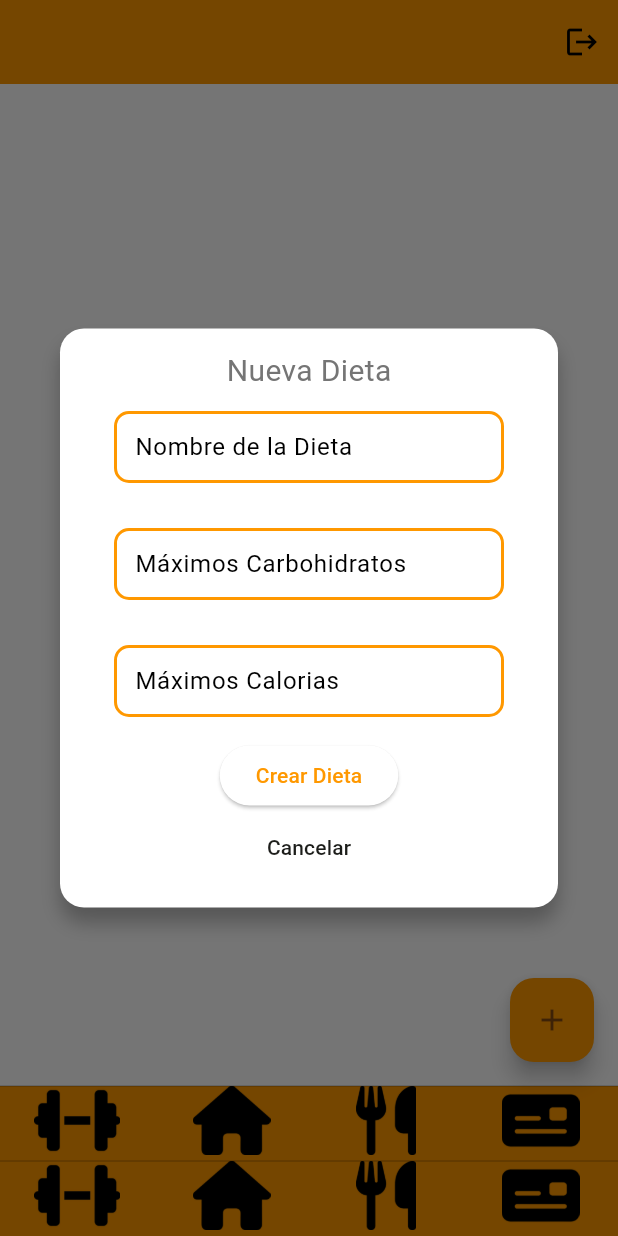
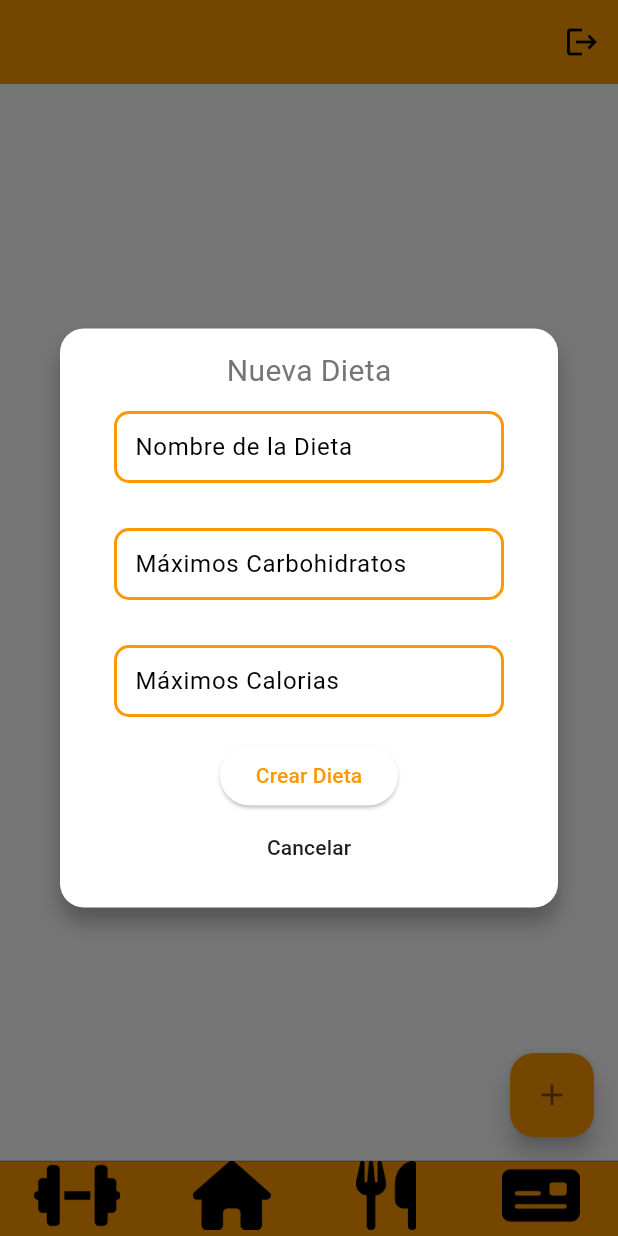
Before and after one commit to FranCannepa/fitsolutions, a Flutter app: the HomeScreen screen opened by its route, item 3 of the bottom bar chosen, after a tap on the "add" icon, on a phone screen of 412 x 824 dp. Run offline on Flutter 3.47's test engine with Material 3 defaults, Android fonts, the phone set to English and light mode, and no system bars; our stand-ins replace cloud_firestore, firebase_auth, firebase_core, firebase_messaging, firebase_storage, flutter_local_notifications and 5 more; accounts and stored records are empty.

Commit message:
Fixes to homescreen

```diff
--- a/lib/Screens/Dietas/dietas_screen.dart
+++ b/lib/Screens/Dietas/dietas_screen.dart
@@ -28,9 +28,9 @@ class _DietasScreenState extends State<DietasScreen> {
               : const DietaAdministrador(),
         ],
       ),
-      bottomNavigationBar: const FooterBottomNavigationBar(
+      /*bottomNavigationBar: const FooterBottomNavigationBar(
         initialScreen: ScreenType.dietas,
-      ),
+      ),*/
       floatingActionButton: userData.esBasico()
           ? null
           : FloatingActionButton(
--- a/lib/Screens/Membresia/membresia_screen.dart
+++ b/lib/Screens/Membresia/membresia_screen.dart
@@ -41,9 +41,9 @@ class _MembresiaScreenState extends State<MembresiaScreen> {
           return const Center(child: CircularProgressIndicator());
         },
       ),
-      bottomNavigationBar: const FooterBottomNavigationBar(
+      /*bottomNavigationBar: const FooterBottomNavigationBar(
         initialScreen: ScreenType.membresia,
-      ),
+      ),*/
     );
   }
 }
--- a/lib/screens/Home/home_screen_content.dart
+++ b/lib/screens/Home/home_screen_content.dart
@@ -1,12 +1,19 @@
+import 'package:fitsolutions/components/CalendarComponents/calendario_agregar_actividad_dialog.dart';
 import 'package:fitsolutions/components/CalendarComponents/calendario_displayer.dart';
+import 'package:fitsolutions/providers/userData.dart';
 import 'package:flutter/material.dart';
+import 'package:provider/provider.dart'; // Make sure you have provider package imported
 
 class HomeScreenContent extends StatelessWidget {
   const HomeScreenContent({super.key});
 
   @override
   Widget build(BuildContext context) {
-    return Center(
+    final userProvider = Provider.of<UserData>(context); // Access the UserData provider
+
+    return Stack(
+      children: [
+        Center(
           child: Column(
             mainAxisAlignment: MainAxisAlignment.center,
             children: [
@@ -15,8 +22,29 @@ class HomeScreenContent extends StatelessWidget {
                 margin: const EdgeInsets.all(16), // Adjust margin as needed
               ),
               const CalendarioDisplayer(),
+              // Add the bottom navigation bar here
             ],
           ),
+        ),
+        if (!userProvider.esBasico())
+          Positioned(
+            bottom: 16,
+            right: 16,
+            child: FloatingActionButton(
+              heroTag: 'uniqueTag', // Assign a unique hero tag
+              onPressed: () => {
+                showDialog(
+                  context: context,
+                  builder: (context) => CalendarioAgregarActividadDialog(
+                    onClose: () => Navigator.pop(context),
+                    propietarioActividadId: userProvider.origenAdministrador,
+                  ),
+                )
+              },
+              child: const Icon(Icons.add),
+            ),
+          ),
+      ],
     );
   }
 }
```
Also changed, not shown: lib/Components/ProfileComponents/perfilDetailed.dart (+25 -1 lines). Lines whose indentation alone changed are shown as unchanged.
